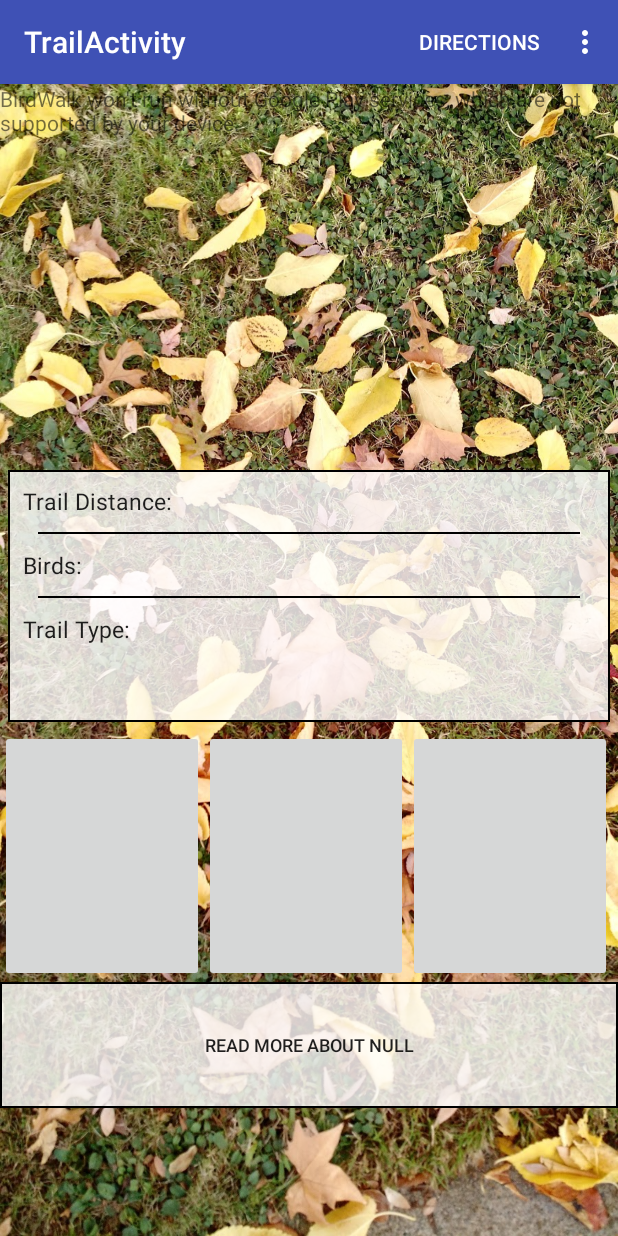
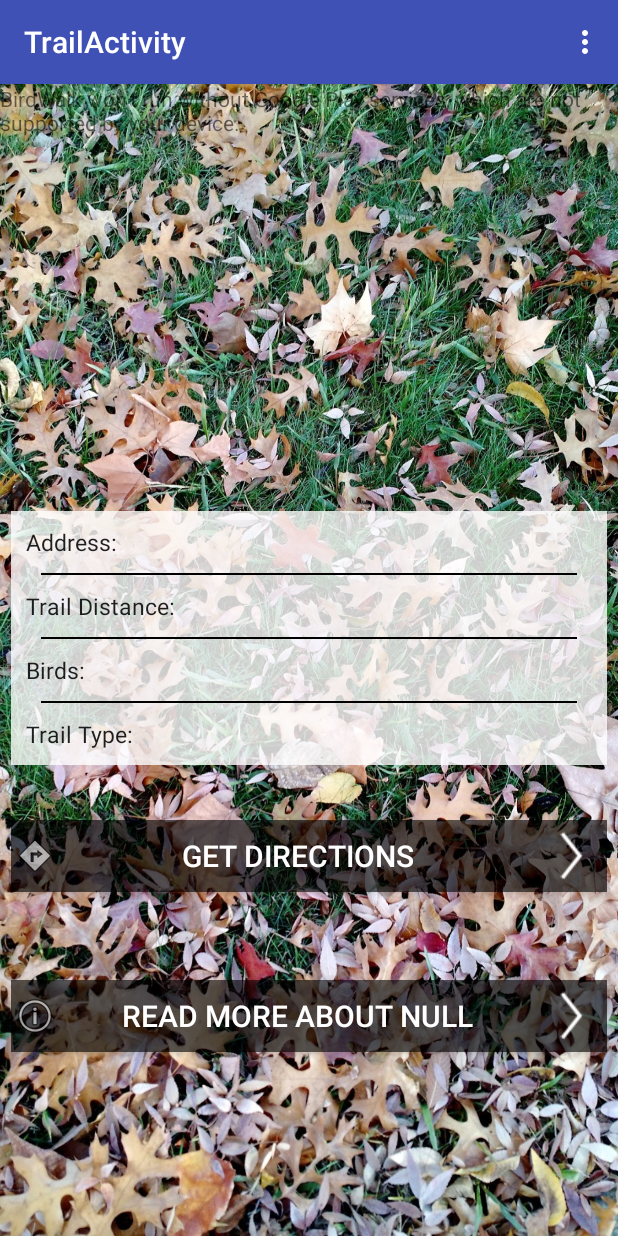
Before and after one commit to aznhippo/BirdWalk, an Android app: the TrailActivity screen opened directly, with no data from a screen before it, on a phone screen of 412 x 824 dp. Run offline under Robolectric (Android 15) with nearby library versions, the light colour scheme and no system bars; 2 statements that could not run were skipped.

Commit message:
button icons

```diff
--- a/app/src/main/res/drawable/text_back.xml
+++ b/app/src/main/res/drawable/text_back.xml
@@ -3,7 +3,7 @@
     <solid
         android:color="#CCFFFFFF" />
 
-    <stroke
-        android:width="1dp"
-        android:color="#000000"/>
+    <!--<stroke-->
+        <!--android:width="1dp"-->
+        <!--android:color="#000000"/>-->
 </shape>
--- a/app/src/main/res/layout/activity_main.xml
+++ b/app/src/main/res/layout/activity_main.xml
@@ -6,7 +6,7 @@
     android:layout_width="match_parent"
     android:layout_height="match_parent"
     android:fitsSystemWindows="true"
-    android:background="@drawable/bkgrd5"
+
 
     tools:context=".MainActivity">
 
--- a/app/src/main/res/layout/content_trail.xml
+++ b/app/src/main/res/layout/content_trail.xml
@@ -9,7 +9,7 @@
     tools:context="com.example.josh.birdwalk.TrailActivity"
     android:orientation="vertical"
     android:id="@+id/trailContent"
-    android:background="@drawable/bkgrd5">
+    android:background="@drawable/bkgrd4">
 
     <LinearLayout
         android:layout_width="match_parent"
@@ -27,12 +27,22 @@
 
     <RelativeLayout
         android:layout_width="match_parent"
-        android:layout_height="0dp"
+        android:layout_height="wrap_content"
         android:orientation="vertical"
-        android:layout_weight=".2"
-        android:layout_margin="5dp"
-        android:background="@drawable/text_back">
+        android:layout_margin="7dp"
+        android:background="#CCFFFFFF">
 
+        <TextView
+            android:layout_width="match_parent"
+            android:layout_height="wrap_content"
+            android:textAppearance="?android:attr/textAppearanceLarge"
+            android:text="Address: "
+            android:id="@+id/addrText"
+            android:maxLines="1"
+            android:padding="10dp"
+            android:textSize="15dp"
+            android:layout_alignParentLeft="true"
+            android:layout_alignParentStart="true" />
 
         <TextView
             android:layout_width="match_parent"
@@ -43,6 +53,7 @@
             android:maxLines="1"
             android:padding="10dp"
             android:textSize="15dp"
+            android:layout_below="@+id/view1"
             android:layout_alignParentLeft="true"
             android:layout_alignParentStart="true" />
 
@@ -78,6 +89,17 @@
             android:layout_marginRight="20dp"
             android:layout_marginLeft="20dp"
             android:background="@android:color/black"
+            android:id="@+id/view1"
+            android:layout_below="@+id/addrText"
+            android:layout_alignParentLeft="true"
+            android:layout_alignParentStart="true" />
+
+        <View
+            android:layout_width="match_parent"
+            android:layout_height="1dp"
+            android:layout_marginRight="20dp"
+            android:layout_marginLeft="20dp"
+            android:background="@android:color/black"
             android:id="@+id/view2"
             android:layout_below="@+id/distText"
             android:layout_alignParentLeft="true"
@@ -91,8 +113,7 @@
             android:background="@android:color/black"
             android:id="@+id/view3"
             android:layout_below="@+id/birdsText"
-            android:layout_alignParentLeft="true"
-            android:layout_alignParentStart="true" />
+            android:layout_centerHorizontal="true" />
 
 
 
@@ -101,48 +122,53 @@
     <LinearLayout
         android:layout_width="match_parent"
         android:layout_height="0dp"
-        android:layout_weight=".2"
-        android:weightSum="1">
+        android:layout_weight=".1"
+        android:layout_margin="7dp">
 
+        <Button
+            style="?android:attr/buttonStyleSmall"
+            android:layout_width="match_parent"
+            android:layout_height="wrap_content"
+            android:text="Get Directions"
+            android:id="@+id/direct"
+            android:onClick="launchDirections"
+            android:layout_alignParentBottom="true"
+            android:layout_alignParentLeft="true"
+            android:layout_alignParentStart="true"
+            android:textSize="20dp"
+            android:background="#99000000"
+            android:longClickable="false"
+            android:textColor="#ffffff"
+            android:drawableLeft="@android:drawable/ic_menu_directions"
+            android:drawableRight="@drawable/go_icon"
+            android:layout_gravity="center" />
 
-        <ImageButton
-            android:layout_width="wrap_content"
-            android:layout_height="match_parent"
-            android:id="@+id/imageButton"
-            android:layout_weight="0.33"/>
-
-        <ImageButton
-            android:layout_width="wrap_content"
-            android:layout_height="match_parent"
-            android:id="@+id/imageButton2"
-            android:layout_weight="0.33"/>
-
-        <ImageButton
-            android:layout_width="wrap_content"
-            android:layout_height="match_parent"
-            android:id="@+id/imageButton3"
-            android:layout_weight="0.33"/>
 
     </LinearLayout>
 
     <LinearLayout
         android:layout_width="match_parent"
         android:layout_height="0dp"
-        android:layout_weight=".1">
+        android:layout_weight=".1"
+        android:layout_margin="7dp">
 
         <Button
             style="?android:attr/buttonStyleSmall"
             android:layout_width="match_parent"
-            android:layout_height="match_parent"
+            android:layout_height="wrap_content"
             android:text="Read More About "
             android:id="@+id/excerpt"
             android:onClick="launchExcerpt"
             android:layout_alignParentBottom="true"
             android:layout_alignParentLeft="true"
             android:layout_alignParentStart="true"
-            android:textSize="12dp"
-            android:background="@drawable/text_back"
-            />
+            android:textSize="20dp"
+            android:background="#99000000"
+            android:longClickable="false"
+            android:textColor="#ffffff"
+            android:drawableLeft="@android:drawable/ic_menu_info_details"
+            android:drawableRight="@drawable/go_icon"
+            android:layout_gravity="center" />
     </LinearLayout>
 
     <LinearLayout
```
Also changed, not shown: app/src/main/java/com/example/josh/birdwalk/TrailActivity.java (+14 -12 lines), app/src/main/res/layout/content_main.xml (+31 -17 lines), app/src/main/res/drawable/bird.png (deleted), app/src/main/res/drawable/bkgrd1.jpg (added), app/src/main/res/drawable/bkgrd5.jpg (deleted), app/src/main/res/drawable/go_icon.png (added).
